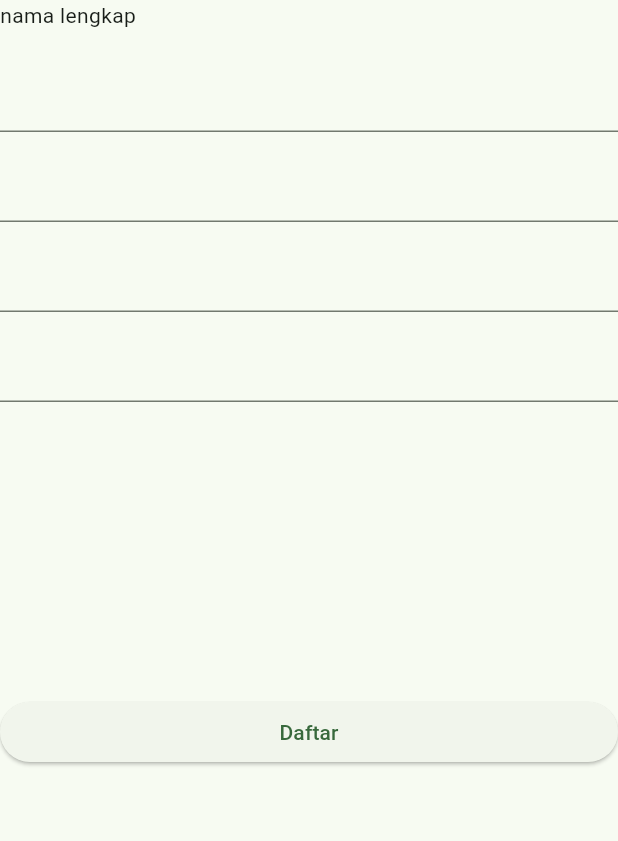
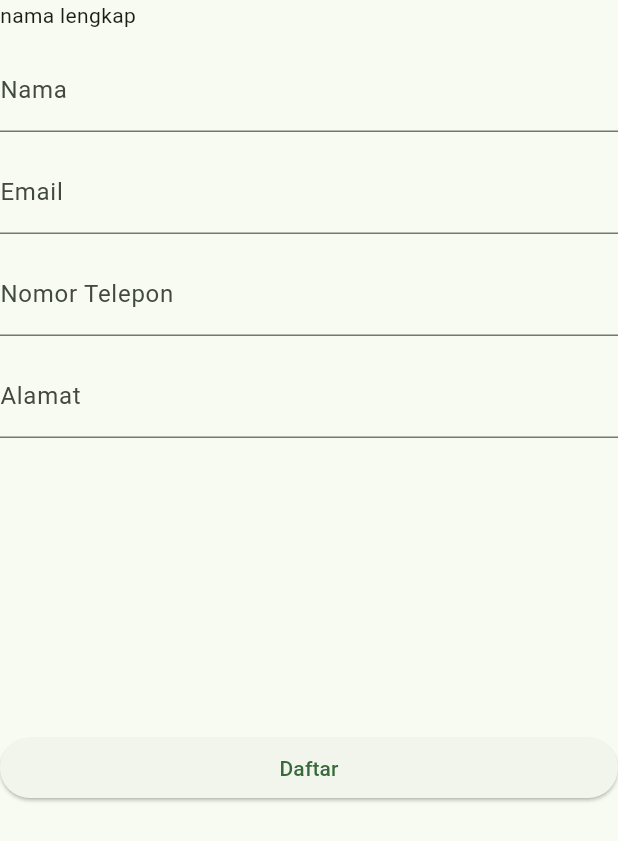
Before and after one commit to Rulli1234/Tugas-Flutter-123456789, a Flutter app: the Day15ParsingData screen opened directly, on a phone screen of 412 x 824 dp. Shown: the top 841 px of the screen. Run offline on Flutter 3.47's test engine with Material 3 defaults, Android fonts, the phone set to English and light mode, and no system bars.

Commit message:
TUGAS10SELESAI

```diff
--- a/lib/tugas10/homea.dart
+++ b/lib/tugas10/homea.dart
@@ -31,30 +31,49 @@ class _Day15ParsingDataState extends State<Day15ParsingData> {
               onChanged: (p0) {
                 setState(() {});
               },
-              decoration: InputDecoration(hintText: '', labelText: ''),
+              decoration: InputDecoration(
+                hintText: 'Masukkan Nama Lengkap',
+                labelText: 'Nama',
+              ),
             ),
             TextFormField(
               controller: emailController,
               onChanged: (p0) {
                 setState(() {});
               },
+              decoration: InputDecoration(
+                hintText: 'Masukkan Email',
+                labelText: 'Email',
+              ),
             ),
             TextFormField(
               controller: phoneController,
               onChanged: (p0) {
                 setState(() {});
               },
+              decoration: InputDecoration(
+                hintText: 'Masukkan Nomor Telepon',
+                labelText: 'Nomor Telepon',
+              ),
             ),
             TextFormField(
               controller: alamatController,
               onChanged: (p0) {
                 setState(() {});
               },
+              decoration: InputDecoration(
+                hintText: 'Alamat Lengkap',
+                labelText: 'Alamat',
+              ),
             ),
 
             Text(
               emailController.text,
-              style: TextStyle(fontSize: 24, fontWeight: FontWeight.bold),
+              style: TextStyle(
+                fontSize: 24,
+                fontWeight: FontWeight.bold,
+                color: Colors.black,
+              ),
             ),
             Text(
               phoneController.text,
--- a/lib/tugas8/botnav.dart
+++ b/lib/tugas8/botnav.dart
@@ -1,4 +1,5 @@
 import 'package:flutter/material.dart';
+import 'package:ppkd_b_3/tugas10/homea.dart';
 import 'package:ppkd_b_3/tugas7/main_screen.dart';
 import 'package:ppkd_b_3/tugas8/tentang.dart';
 
@@ -15,6 +16,7 @@ class _Tugas8State extends State<Tugas8> {
   static const List<Widget> _widgetOptions = <Widget>[
     MainScreen(),
     AboutAppPage(),
+    Day15ParsingData(),
   ];
   @override
   Widget build(BuildContext context) {
@@ -27,6 +29,7 @@ class _Tugas8State extends State<Tugas8> {
             icon: Icon(Icons.info_outline),
             label: 'Tentang',
           ),
+          BottomNavigationBarItem(icon: Icon(Icons.person_2), label: 'Form'),
         ],
         currentIndex: _selectedIndex,
         selectedItemColor: Colors.blue,
```
